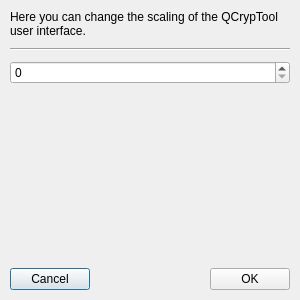
Qt form trunk/Resources/QCrypTool/Dialogs/DialogScaling.ui (flomar/QCrypTool) before a commit.
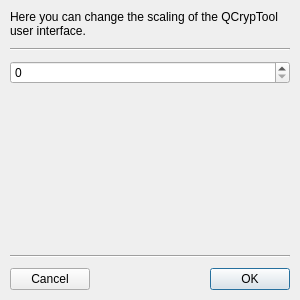
The same form after that commit.

```diff
--- a/trunk/Resources/QCrypTool/Dialogs/DialogScaling.ui
+++ b/trunk/Resources/QCrypTool/Dialogs/DialogScaling.ui
@@ -74,6 +74,13 @@
      </property>
     </spacer>
    </item>
+   <item>
+    <widget class="Line" name="DialogScalingLine2">
+     <property name="orientation">
+      <enum>Qt::Horizontal</enum>
+     </property>
+    </widget>
+   </item>
    <item>
     <layout class="QHBoxLayout" name="DialogScalingHorizontalLayoutButtons">
      <property name="spacing">
@@ -128,6 +135,9 @@
        <property name="text">
         <string>OK</string>
        </property>
+       <property name="default">
+        <bool>true</bool>
+       </property>
       </widget>
      </item>
     </layout>
```
